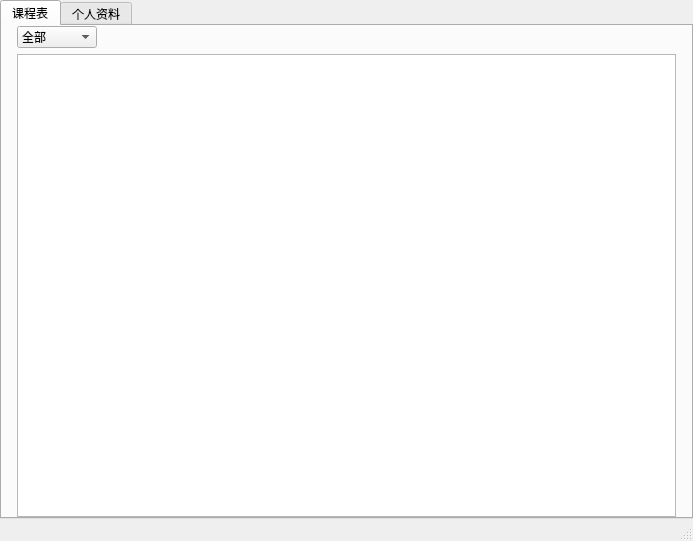
The window that student.ui (RodinYTY/PSMS) describes before a commit, drawn with Qt 5.
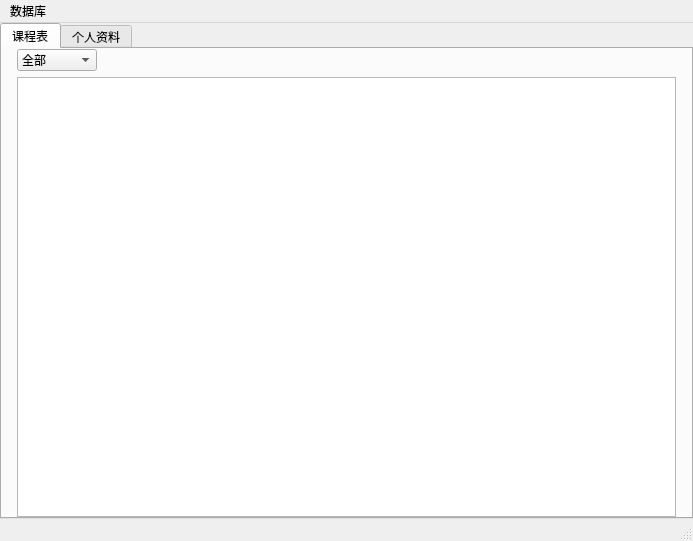
The same window after the commit.

Diff of the .ui file:
```diff
--- a/student.ui
+++ b/student.ui
@@ -378,6 +378,13 @@
      <height>22</height>
     </rect>
    </property>
+   <widget class="QMenu" name="menu">
+    <property name="title">
+     <string>数据库</string>
+    </property>
+    <addaction name="gohome"/>
+   </widget>
+   <addaction name="menu"/>
   </widget>
   <widget class="QStatusBar" name="statusbar"/>
  </widget>
```
Left out of the diff: 5 changed lines with no effect on the pictures.
